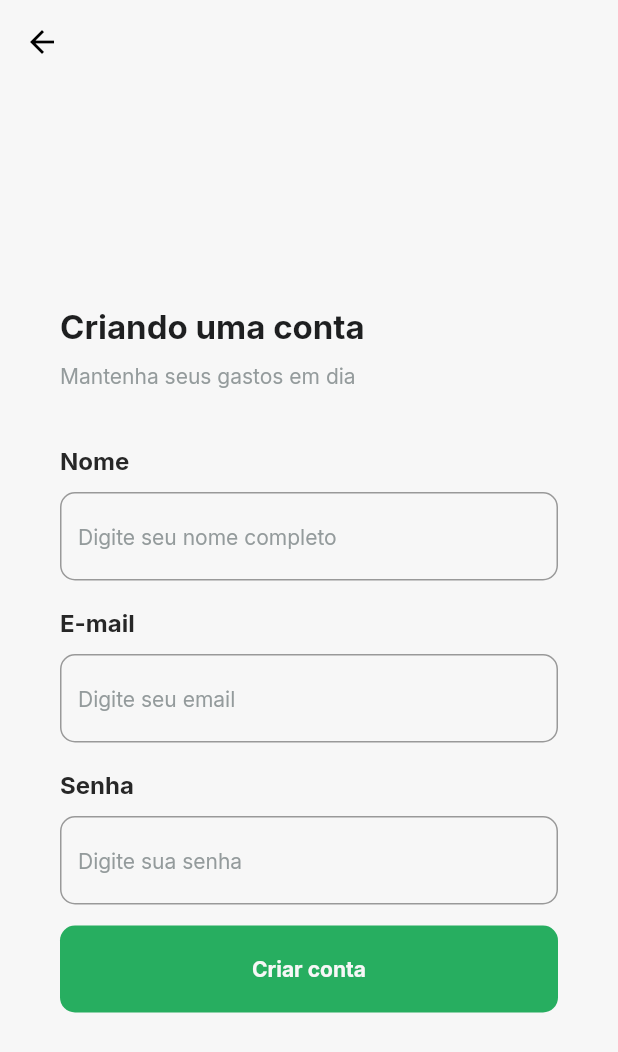
After one commit to gabsabreu/flutter-race, a Flutter app: the CreateAccountPage screen opened by its route, on a phone screen of 412 x 824 dp. The commit adds this screen. Shown: the top 1052 px of the screen. Run offline on Flutter 3.47's test engine with Material 2 defaults, Android fonts, the phone set to English and light mode, and no system bars; our stand-ins replace google_fonts.

Commit message:
parte 1 - aula 3

```diff
--- a/meuapp/analysis_options.yaml
+++ b/meuapp/analysis_options.yaml
@@ -3,3 +3,4 @@ include: package:flutter_lints/flutter.yaml
 linter:
   rules:
     prefer_const_constructors: false
+    prefer_const_literals_to_create_immutables: false
--- a/meuapp/lib/app_widget.dart
+++ b/meuapp/lib/app_widget.dart
@@ -1,6 +1,7 @@
 import 'package:flutter/material.dart';
 
 import 'modules/login/login_page.dart';
+import 'modules/login/pages/create_account/create_account_page.dart';
 import 'modules/splash/splash_page.dart';
 
 class AppWidget extends StatelessWidget {
@@ -17,7 +18,7 @@ class AppWidget extends StatelessWidget {
       routes: {
         "/splash": (context) => const SplashPage(),
         "/login": (context) => const LoginPage(),
-        // "/login/create-account": (context) => CreateAccountPage(),
+        "/login/create-account": (context) => CreateAccountPage(),
         // "/home": (context) => HomePage()
       },
     );
--- a/meuapp/lib/modules/login/login_page.dart
+++ b/meuapp/lib/modules/login/login_page.dart
@@ -35,11 +35,17 @@ class _LoginPageState extends State<LoginPage> {
             Button(
               label: 'Entrar',
               type: ButtonType.fill,
+              onTap: () {
+                print('Entrar');
+              },
             ),
             SizedBox(height: 50),
             Button(
               label: 'Criar conta',
               type: ButtonType.outline,
+              onTap: () {
+                Navigator.pushNamed(context, "/login/create-account");
+              },
             ),
           ],
         ),
--- /dev/null
+++ b/meuapp/lib/modules/login/pages/create_account/create_account_page.dart
@@ -0,0 +1,70 @@
+// ignore_for_file: prefer_const_literals_to_create_immutables
+
+import 'package:flutter/material.dart';
+
+import 'package:meuapp/shared/theme/app_theme.dart';
+import 'package:meuapp/shared/theme/widgets/button/button.dart';
+import 'package:meuapp/shared/theme/widgets/input_text/input_text.dart';
+
+class CreateAccountPage extends StatelessWidget {
+  const CreateAccountPage({Key? key}) : super(key: key);
+
+  @override
+  Widget build(BuildContext context) {
+    return Scaffold(
+      appBar: AppBar(
+        backgroundColor: AppTheme.colors.background,
+        leading: BackButton(
+          color: AppTheme.colors.backButton,
+        ),
+        elevation: 0,
+      ),
+      backgroundColor: AppTheme.colors.background,
+      body: Padding(
+        padding: const EdgeInsets.symmetric(horizontal: 40),
+        child: Column(
+          mainAxisAlignment: MainAxisAlignment.center,
+          crossAxisAlignment: CrossAxisAlignment.start,
+          children: [
+            Text(
+              'Criando uma conta',
+              style: AppTheme.textStyles.title,
+            ),
+            SizedBox(
+              height: 10,
+            ),
+            Text(
+              'Mantenha seus gastos em dia',
+              style: AppTheme.textStyles.subtitle,
+            ),
+            SizedBox(
+              height: 38,
+            ),
+            InputText(
+              label: 'Nome',
+              hint: 'Digite seu nome completo',
+            ),
+            SizedBox(height: 18),
+            InputText(
+              label: 'E-mail',
+              hint: 'Digite seu email',
+            ),
+            SizedBox(height: 18),
+            InputText(
+              label: 'Senha',
+              hint: 'Digite sua senha',
+            ),
+            SizedBox(height: 14),
+            Button(
+              label: 'Criar conta',
+              type: ButtonType.fill,
+              onTap: () {
+                print('criar conta');
+              },
+            ),
+          ],
+        ),
+      ),
+    );
+  }
+}
--- a/meuapp/lib/shared/theme/app_colors.dart
+++ b/meuapp/lib/shared/theme/app_colors.dart
@@ -1,6 +1,8 @@
 import 'package:flutter/material.dart';
 
 abstract class IAppColors {
+  Color get title;
+  Color get subtitle;
   Color get primary;
   Color get buttonDisabled;
   Color get textDisabled;
@@ -11,6 +13,7 @@ abstract class IAppColors {
   Color get textColor;
   Color get badColor;
   Color get border;
+  Color get backButton;
 }
 
 class AppColors implements IAppColors {
@@ -43,4 +46,13 @@ class AppColors implements IAppColors {
 
   @override
   Color get border => const Color(0xFFE9E9EC);
+
+  @override
+  Color get subtitle => const Color(0xFF949B9C);
+
+  @override
+  Color get title => const Color(0xFF1E1F20);
+
+  @override
+  Color get backButton => const Color(0xFF000000);
 }
--- a/meuapp/lib/shared/theme/app_text_styles.dart
+++ b/meuapp/lib/shared/theme/app_text_styles.dart
@@ -3,6 +3,8 @@ import 'package:google_fonts/google_fonts.dart';
 import 'app_theme.dart';
 
 abstract class IAppTextStyles {
+  TextStyle get title;
+  TextStyle get subtitle;
   TextStyle get label;
   TextStyle get input;
   TextStyle get hint;
@@ -53,4 +55,18 @@ class AppTextStyles implements IAppTextStyles {
         color: AppTheme.colors.textColor,
         fontWeight: FontWeight.bold,
       );
+
+  @override
+  TextStyle get subtitle => GoogleFonts.inter(
+        fontSize: 14,
+        color: AppTheme.colors.subtitle,
+        fontWeight: FontWeight.normal,
+      );
+
+  @override
+  TextStyle get title => GoogleFonts.inter(
+        fontSize: 22,
+        color: AppTheme.colors.title,
+        fontWeight: FontWeight.bold,
+      );
 }
--- a/meuapp/lib/shared/theme/widgets/button/button.dart
+++ b/meuapp/lib/shared/theme/widgets/button/button.dart
@@ -7,9 +7,11 @@ enum ButtonType { fill, outline, none }
 class Button extends StatelessWidget {
   final String label;
   final ButtonType type;
+  final Function() onTap;
   const Button({
     Key? key,
     required this.label,
+    required this.onTap,
     required this.type,
   }) : super(key: key);
 
@@ -47,6 +49,7 @@ class Button extends StatelessWidget {
   @override
   Widget build(BuildContext context) {
     return InkWell(
+      onTap: onTap,
       child: Container(
         decoration: boxDecoration,
         height: 58,
```
